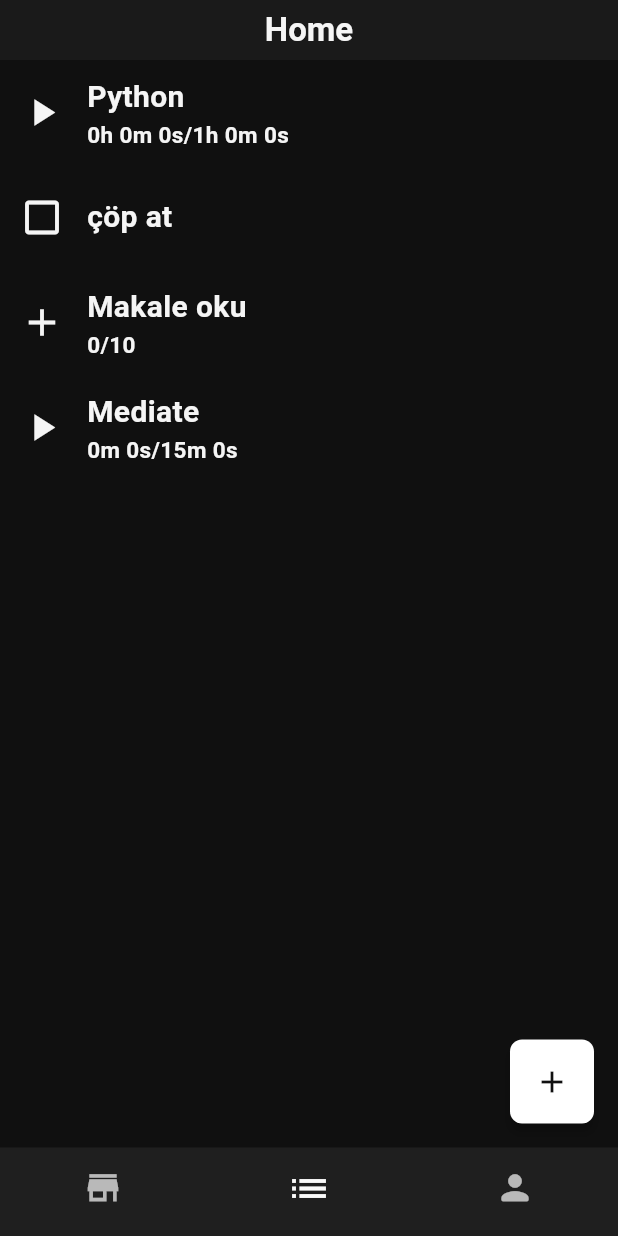
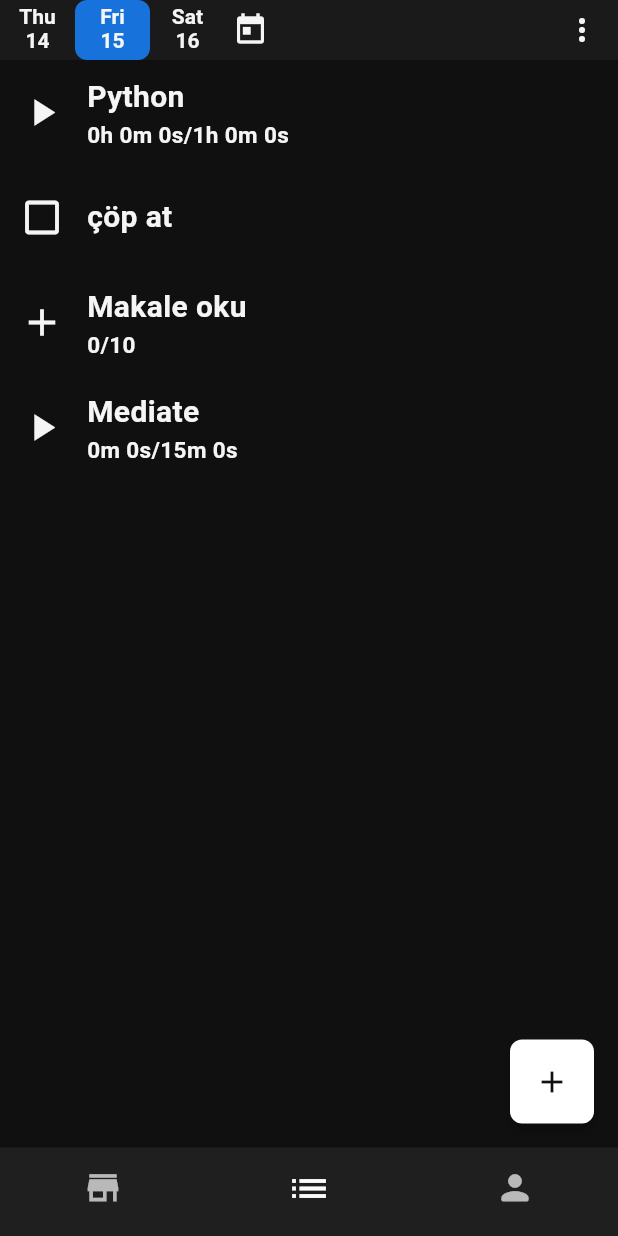
Before and after one commit to senabdulgani/gamify_todo, a Flutter app: the LoginScreen screen opened by its route, after a tap on "Login", on a phone screen of 412 x 824 dp. Run offline on Flutter 3.47's test engine with Material 3 defaults, Android fonts, the phone set to English and light mode, and no system bars; drawn by our look-alikes of flutter_slidable; our stand-ins replace device_info_plus, emoji_picker_flutter, firebase_core, flutter_screenutil, get, hive_flutter and 1 more; missing offline and left inert: duration_picker; accounts and stored records are empty.

Commit message:
timer fix & appbar date & appbar menu

```diff
--- /dev/null
+++ b/lib/3 Page/Home/Widget/day_item.dart
@@ -0,0 +1,45 @@
+// hanig gün olduğunu gösterecek tıkalyınca selected date o tarih oalcak. listede şimdiki günün 1 gün öncesi, şimdiki gün, sonraki gün ve ondan sonraki gün oalcak.
+import 'package:flutter/material.dart';
+import 'package:gamify_todo/1%20Core/helper.dart';
+import 'package:gamify_todo/2%20General/app_colors.dart';
+import 'package:gamify_todo/6%20Provider/task_provider.dart';
+import 'package:intl/intl.dart';
+
+class DayItem extends StatefulWidget {
+  const DayItem({
+    super.key,
+    required this.date,
+  });
+
+  final DateTime date;
+
+  @override
+  State<DayItem> createState() => _DayItemState();
+}
+
+class _DayItemState extends State<DayItem> {
+  @override
+  Widget build(BuildContext context) {
+    return InkWell(
+      borderRadius: AppColors.borderRadiusAll,
+      onTap: () {
+        TaskProvider().changeSelectedDate(widget.date);
+      },
+      child: Container(
+        width: 50,
+        height: 50,
+        padding: const EdgeInsets.all(3),
+        decoration: BoxDecoration(
+          color: Helper().isSameDay(TaskProvider().selectedDate, widget.date) ? AppColors.main : AppColors.transparent,
+          borderRadius: AppColors.borderRadiusAll,
+        ),
+        child: Column(
+          children: [
+            Text(DateFormat('EEE').format(widget.date)),
+            Text(widget.date.day.toString()),
+          ],
+        ),
+      ),
+    );
+  }
+}
--- a/lib/3 Page/Home/home_page.dart
+++ b/lib/3 Page/Home/home_page.dart
@@ -1,20 +1,54 @@
 import 'package:flutter/material.dart';
+import 'package:gamify_todo/2%20General/app_colors.dart';
+import 'package:gamify_todo/3%20Page/Home/Widget/day_item.dart';
 import 'package:gamify_todo/3%20Page/Home/Widget/task_list.dart';
+import 'package:gamify_todo/6%20Provider/task_provider.dart';
+import 'package:provider/provider.dart';
 
-class HomePage extends StatefulWidget {
+class HomePage extends StatelessWidget {
   const HomePage({super.key});
 
   @override
-  State<HomePage> createState() => _HomePageState();
-}
+  Widget build(BuildContext context) {
+    final selectedDate = context.watch<TaskProvider>().selectedDate;
 
-class _HomePageState extends State<HomePage> {
-  @override
-  Widget build(BuildContext context) {
     return Scaffold(
       appBar: AppBar(
-        title: const Text('Home'),
-        leading: const SizedBox(),
+        leadingWidth: 200,
+        leading: Row(
+          children: [
+            DayItem(date: selectedDate.subtract(const Duration(days: 1))),
+            DayItem(date: selectedDate),
+            DayItem(date: selectedDate.add(const Duration(days: 1))),
+            InkWell(
+              borderRadius: AppColors.borderRadiusAll,
+              onTap: () {
+                TaskProvider().changeSelectedDate(DateTime.now());
+              },
+              child: const Padding(
+                padding: EdgeInsets.all(5),
+                child: Icon(Icons.today),
+              ),
+            ),
+          ],
+        ),
+        actions: [
+          PopupMenuButton(
+            itemBuilder: (context) {
+              return [
+                PopupMenuItem(
+                  onTap: () {
+                    // TaskProvider().changeShowCompleted();
+                  },
+                  child: const Text("Hide Completed"),
+                ),
+                const PopupMenuItem(
+                  child: Text("Hakkında"),
+                ),
+              ];
+            },
+          ),
+        ],
       ),
       body: const TaskList(),
     );
--- a/lib/5 Service/global_timer.dart
+++ b/lib/5 Service/global_timer.dart
@@ -31,7 +31,7 @@ class GlobalTimer {
         const Duration(seconds: 1),
         (timer) {
           for (var task in TaskProvider().taskList) {
-            if (task.isTimerActive != null || task.isTimerActive == true) {
+            if (task.isTimerActive != null && task.isTimerActive == true) {
               task.currentDuration = task.currentDuration! + const Duration(seconds: 1);
 
               // tamamlandı olarak işaretle
--- a/lib/6 Provider/task_provider.dart
+++ b/lib/6 Provider/task_provider.dart
@@ -60,6 +60,15 @@ class TaskProvider with ChangeNotifier {
       isCompleted: false,
       isTimerActive: false,
     ),
+    TaskModel(
+      id: 4,
+      title: "su iç",
+      type: TaskTypeEnum.CHECKBOX,
+      taskDate: DateTime(2024, 11, 16),
+      isNotificationOn: false,
+      isCompleted: false,
+      isTimerActive: false,
+    ),
   ];
 
   // ? saat 00:00:00 geçtikten sonra hala dünü gösterecek muhtemelen her ana sayfaya gidişte. bunu düzelt
--- a/lib/main.dart
+++ b/lib/main.dart
@@ -49,7 +49,7 @@ class Main extends StatelessWidget {
         return GetMaterialApp(
           title: 'NextLevel',
           getPages: routeList,
-          initialRoute: '/login',
+          initialRoute: '/home',
           theme: AppColors().appTheme,
           debugShowCheckedModeBanner: false,
           showPerformanceOverlay: false,
```
